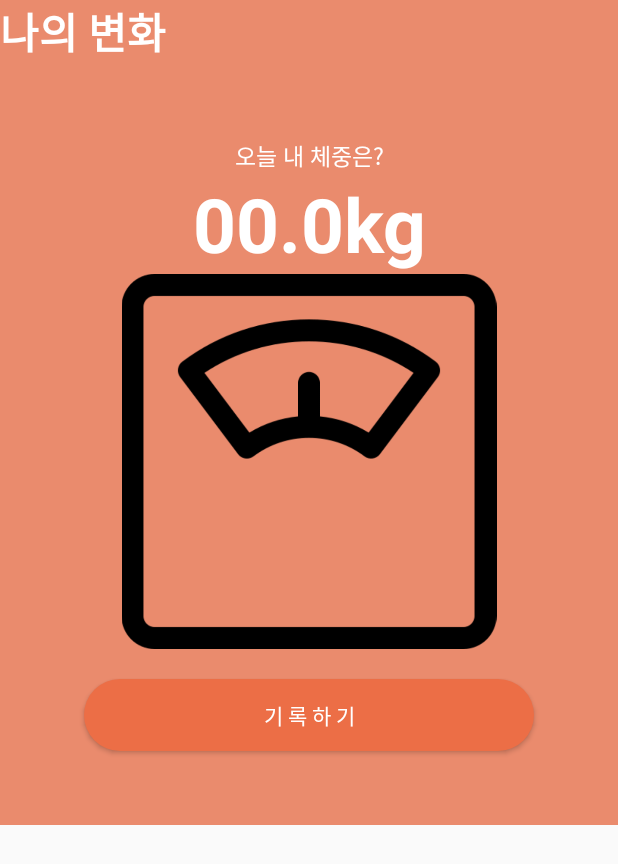
After one commit to physical-100/UXdesign-MealPlanB, an Android app: the layout fragment_dailyweight.xml on its own in the app's theme, with its tools: preview values and no code run, on a phone screen of 412 x 824 dp. The commit adds this screen. Shown: the top 864 px of the screen. Run offline under Robolectric (Android 15) with nearby library versions, the phone set to English and light mode, and no system bars.

Commit message:
체중 기록& 식단 리사이클러뷰

```diff
--- /dev/null
+++ b/app/src/main/res/layout/fragment_dailyweight.xml
@@ -0,0 +1,62 @@
+<?xml version="1.0" encoding="utf-8"?>
+<FrameLayout xmlns:android="http://schemas.android.com/apk/res/android"
+    xmlns:tools="http://schemas.android.com/tools"
+    android:layout_width="match_parent"
+    android:layout_height="550dp"
+    tools:context=".bottomnav.DailyweightFragment">
+
+    <LinearLayout
+        android:layout_width="match_parent"
+        android:layout_height="match_parent"
+        android:background="#EA8B6D"
+        android:orientation="vertical">
+
+        <TextView
+            android:layout_width="match_parent"
+            android:layout_height="wrap_content"
+            android:text="나의 변화"
+            android:textColor="#FFFFFF"
+            android:textSize="28dp"
+            android:textStyle="bold"/>
+        <View
+            android:layout_width="match_parent"
+            android:layout_height="50dp"/>
+        <TextView
+            android:id="@+id/weight_comment"
+            android:layout_width="match_parent"
+            android:layout_height="wrap_content"
+            android:text="오늘 내 체중은?"
+            android:textAlignment="center"
+            android:textSize="15dp"
+            android:textColor="#FFFFFF"
+            />
+        <TextView
+            android:id="@+id/daily_weight"
+            android:layout_width="match_parent"
+            android:layout_height="wrap_content"
+            android:text="00.0kg"
+            android:textAlignment="center"
+            android:textSize="50dp"
+            android:textColor="#FFFFFF"
+            android:textStyle="bold"
+            />
+        <ImageView
+            android:layout_gravity="center"
+            android:layout_width="2500dp"
+            android:layout_height="250dp"
+            android:src="@drawable/icon_scale"/>
+
+        <Button
+            android:id="@+id/addweightbutton"
+            android:layout_width="300dp"
+            android:layout_height="wrap_content"
+            android:layout_gravity="center"
+            android:layout_marginTop="20dp"
+            android:background="@drawable/custom_shape"
+            android:backgroundTint="#EC6E46"
+            android:text="기 록 하 기"
+            android:textColor="#FFFFFF"
+            />
+    </LinearLayout>
+
+</FrameLayout>
```
Also changed, not shown: app/src/main/java/com/example/mealplanb/bottomnav/DailyweightFragment.kt (added, +46 -0 lines), app/src/main/java/com/example/mealplanb/bottomnav/TodayFragment.kt (+11 -3 lines), app/src/main/java/com/example/mealplanb/fragment/editweightFragment.kt (added, +68 -0 lines), app/src/main/res/layout/fragment_editweight.xml (added, +54 -0 lines), app/src/main/res/layout/fragment_today.xml (+10 -37 lines), app/src/main/res/drawable/icon_scale.png (added).
